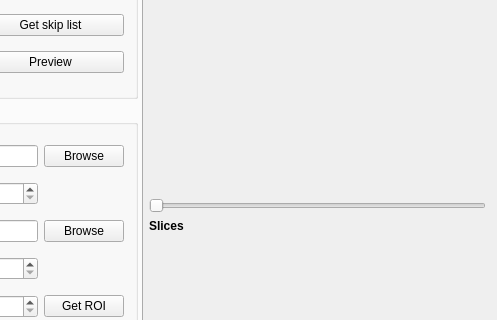
Qt form src/muhrec3/muhrecmainwindow.ui (neutronimaging/imagingsuite) before a commit; both pictures show x 698 to 1195 and y 222 to 542 of the 1195 by 861 pixel window.
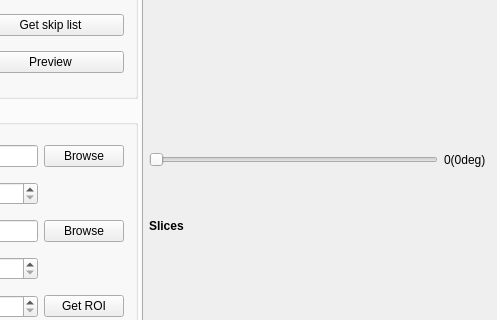
The same form after that commit. Custom widgets are drawn as their Qt base class.

Commit message: Added slice index for the sliders in muhrec Adapted back projection classes locally

What changed in the file:
```diff
--- a/src/muhrec3/muhrecmainwindow.ui
+++ b/src/muhrec3/muhrecmainwindow.ui
@@ -1479,11 +1479,22 @@
            </widget>
           </item>
           <item>
+           <layout class="QHBoxLayout" name="horizontalLayout_5">
+            <item>
            <widget class="QSlider" name="sliderProjections">
             <property name="orientation">
              <enum>Qt::Horizontal</enum>
             </property>
            </widget>
+            </item>
+            <item>
+             <widget class="QLabel" name="label_projindex">
+              <property name="text">
+               <string>0(0deg)</string>
+              </property>
+             </widget>
+            </item>
+           </layout>
           </item>
          </layout>
         </item>
```
Lines whose indentation alone changed are shown as unchanged. The commit also changes 5 other files.
